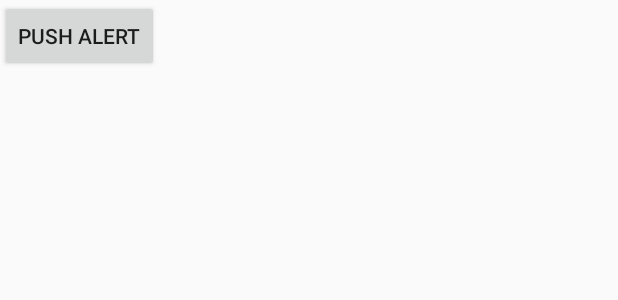
After one commit to booleanull/PushAlerts, an Android app: the layout fragment_onboarding.xml on its own in the app's theme, with its tools: preview values and no code run, on a phone screen of 412 x 824 dp. The commit adds this screen. Shown: the top 300 px of the screen. Run offline under Robolectric (Android 15) with nearby library versions, the phone set to English and light mode, and no system bars.

Commit message:
navigation to onboarding level

```diff
--- a/app/build.gradle
+++ b/app/build.gradle
@@ -40,6 +40,7 @@ dependencies {
     implementation project(":core")
     implementation project(":core-ui")
     implementation project(":feature-home-ui")
+    implementation project(":feature-onboarding-ui")
 
     implementation "org.jetbrains.kotlin:kotlin-stdlib-jdk7:$kotlin_version"
     implementation 'androidx.appcompat:appcompat:1.1.0'
--- a/app/src/main/java/com/booleanull/pushalert/di/KoinApp.kt
+++ b/app/src/main/java/com/booleanull/pushalert/di/KoinApp.kt
@@ -1,9 +1,10 @@
 package com.booleanull.pushalert.di
 
 import androidx.room.Room
+import com.booleanull.core.ApplicationDatabase
+import com.booleanull.core.Configuration
+import com.booleanull.core.gateway.AlarmGateway
 import com.booleanull.core.gateway.ApplicationGateway
-import com.booleanull.core.ApplicationDatabase
-import com.booleanull.core.gateway.AlarmGateway
 import com.booleanull.core_ui.base.BaseRouter
 import com.booleanull.pushalert.repository.AlarmRepository
 import com.booleanull.pushalert.repository.ApplicationRepository
@@ -18,6 +19,7 @@ val appModule = module {
     single {
         Room.databaseBuilder(get(), ApplicationDatabase::class.java, "ApplicationDatabase").build()
     }
+    single { Configuration(false) }
 
     single<ApplicationGateway> { ApplicationRepository() }
     single<AlarmGateway> { AlarmRepository(get()) }
--- /dev/null
+++ b/core/src/main/java/com/booleanull/core/Configuration.kt
@@ -0,0 +1,5 @@
+package com.booleanull.core
+
+data class Configuration(
+    val isLaunchedFirst: Boolean
+)
--- a/feature-home-ui/build.gradle
+++ b/feature-home-ui/build.gradle
@@ -48,6 +48,7 @@ dependencies {
     implementation 'androidx.recyclerview:recyclerview:1.1.0'
 
     implementation 'ru.terrakok.cicerone:cicerone:5.0.0'
+
     implementation "org.koin:koin-android:2.1.5"
     implementation "org.koin:koin-androidx-scope:2.1.5"
     implementation "org.koin:koin-androidx-viewmodel:2.1.5"
--- /dev/null
+++ b/feature-onboarding-ui/src/main/res/layout/fragment_onboarding.xml
@@ -0,0 +1,13 @@
+<?xml version="1.0" encoding="utf-8"?>
+<LinearLayout xmlns:android="http://schemas.android.com/apk/res/android"
+    android:layout_width="match_parent"
+    android:layout_height="match_parent"
+    android:orientation="vertical">
+
+    <Button
+        android:id="@+id/button"
+        android:layout_width="wrap_content"
+        android:layout_height="wrap_content"
+        android:text="@string/app_name" />
+
+</LinearLayout>
```
Also changed, not shown: app/src/main/java/com/booleanull/pushalert/MainFragment.kt (+8 -2 lines), app/src/main/res/layout/fragment_main.xml (+1 -13 lines), feature-onboarding-ui/build.gradle (+9 -1 lines), feature-onboarding-ui/src/main/java/com/booleanull/feature_onboarding_ui/fragment/OnboardingFragment.kt (added, +28 -0 lines), feature-onboarding-ui/src/main/java/com/booleanull/feature_onboarding_ui/screen/OnboardingScreen.kt (added, +12 -0 lines).
